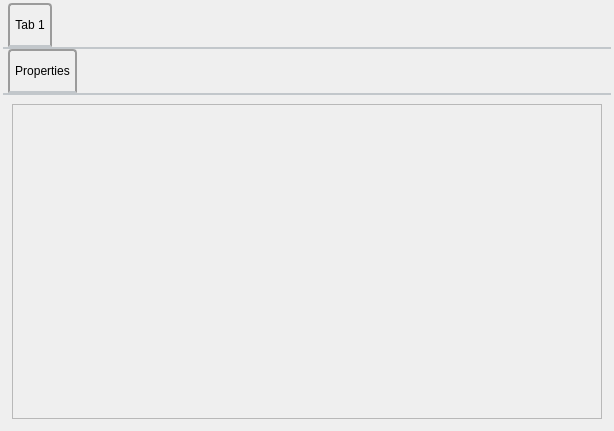
Before: the Qt Designer form Lamia/iface/qgiswidget/tools/lamia_abstractformtool.ui in Artelia/Lamia, drawn with Qt 5.
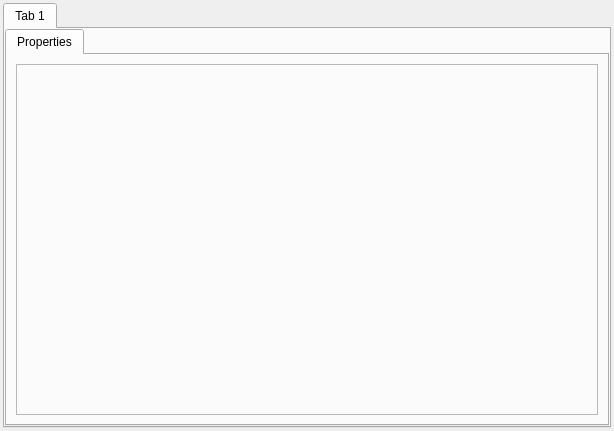
After: the same form once the commit is applied.

```diff
--- a/Lamia/iface/qgiswidget/tools/lamia_abstractformtool.ui
+++ b/Lamia/iface/qgiswidget/tools/lamia_abstractformtool.ui
@@ -32,17 +32,17 @@
    <item>
     <widget class="QTabWidget" name="tabWidgetmain">
      <property name="styleSheet">
-      <string notr="true">QTabWidget::pane { /* The tab widget frame */
+      <string notr="true">QTabWidget::pane#lamia_tabbar { /* The tab widget frame */
     border-top: 2px solid #C2C7CB;
 }
 
-QTabWidget::tab-bar {
+QTabWidget::tab-bar#lamia_tabbar {
     left: 5px; /* move to the right by 5px */
 }
 
 /* Style the tab using the tab sub-control. Note that
     it reads QTabBar _not_ QTabWidget */
-QTabBar::tab {
+QTabBar::tab#lamia_tabbar {
     background: qlineargradient(x1: 0, y1: 0, x2: 0, y2: 1,
                                 stop: 0 #E1E1E1, stop: 0.4 #DDDDDD,
                                 stop: 0.5 #D8D8D8, stop: 1.0 #D3D3D3);
@@ -55,37 +55,37 @@
 	height: 30px
 }
 
-QTabBar::tab:selected, QTabBar::tab:hover {
+QTabBar::tab:selected#lamia_tabbar, QTabBar::tab:hover#lamia_tabbar {
     background: qlineargradient(x1: 0, y1: 0, x2: 0, y2: 1,
                                 stop: 0 #fafafa, stop: 0.4 #f4f4f4,
                                 stop: 0.5 #e7e7e7, stop: 1.0 #fafafa);
 }
 
-QTabBar::tab:selected {
+QTabBar::tab:selected#lamia_tabbar {
     border-color: #9B9B9B;
     border-bottom-color: #C2C7CB; /* same as pane color */
 }
 
-QTabBar::tab:!selected {
+QTabBar::tab:!selected#lamia_tabbar {
     margin-top: 2px; /* make non-selected tabs look smaller */
 }
 
 /* make use of negative margins for overlapping tabs */
-QTabBar::tab:selected {
+QTabBar::tab:selected#lamia_tabbar {
     /* expand/overlap to the left and right by 4px */
     margin-left: -4px;
     margin-right: -4px;
 }
 
-QTabBar::tab:first:selected {
+QTabBar::tab:first:selected#lamia_tabbar {
     margin-left: 0; /* the first selected tab has nothing to overlap with on the left */
 }
 
-QTabBar::tab:last:selected {
+QTabBar::tab:last:selected#lamia_tabbar {
     margin-right: 0; /* the last selected tab has nothing to overlap with on the right */
 }
 
-QTabBar::tab:only-one {
+QTabBar::tab:only-one#lamia_tabbar {
     margin: 0; /* if there is only one tab, we don't want overlapping margins */
 }</string>
      </property>
@@ -115,62 +115,7 @@
        <item>
         <widget class="QTabWidget" name="tabWidget">
          <property name="styleSheet">
-          <string notr="true">QTabWidget::pane { /* The tab widget frame */
-    border-top: 2px solid #C2C7CB;
-}
-
-QTabWidget::tab-bar {
-    left: 5px; /* move to the right by 5px */
-}
-
-/* Style the tab using the tab sub-control. Note that
-    it reads QTabBar _not_ QTabWidget */
-QTabBar::tab {
-    background: qlineargradient(x1: 0, y1: 0, x2: 0, y2: 1,
-                                stop: 0 #E1E1E1, stop: 0.4 #DDDDDD,
-                                stop: 0.5 #D8D8D8, stop: 1.0 #D3D3D3);
-    border: 2px solid #C4C4C3;
-    border-bottom-color: #C2C7CB; /* same as the pane color */
-    border-top-left-radius: 4px;
-    border-top-right-radius: 4px;
-    min-width: 15ex;
-    padding: 5px;
-	height: 30px
-}
-
-QTabBar::tab:selected, QTabBar::tab:hover {
-    background: qlineargradient(x1: 0, y1: 0, x2: 0, y2: 1,
-                                stop: 0 #fafafa, stop: 0.4 #f4f4f4,
-                                stop: 0.5 #e7e7e7, stop: 1.0 #fafafa);
-}
-
-QTabBar::tab:selected {
-    border-color: #9B9B9B;
-    border-bottom-color: #C2C7CB; /* same as pane color */
-}
-
-QTabBar::tab:!selected {
-    margin-top: 2px; /* make non-selected tabs look smaller */
-}
-
-/* make use of negative margins for overlapping tabs */
-QTabBar::tab:selected {
-    /* expand/overlap to the left and right by 4px */
-    margin-left: -4px;
-    margin-right: -4px;
-}
-
-QTabBar::tab:first:selected {
-    margin-left: 0; /* the first selected tab has nothing to overlap with on the left */
-}
-
-QTabBar::tab:last:selected {
-    margin-right: 0; /* the last selected tab has nothing to overlap with on the right */
-}
-
-QTabBar::tab:only-one {
-    margin: 0; /* if there is only one tab, we don't want overlapping margins */
-}</string>
+          <string notr="true"/>
          </property>
          <property name="currentIndex">
           <number>0</number>
```
